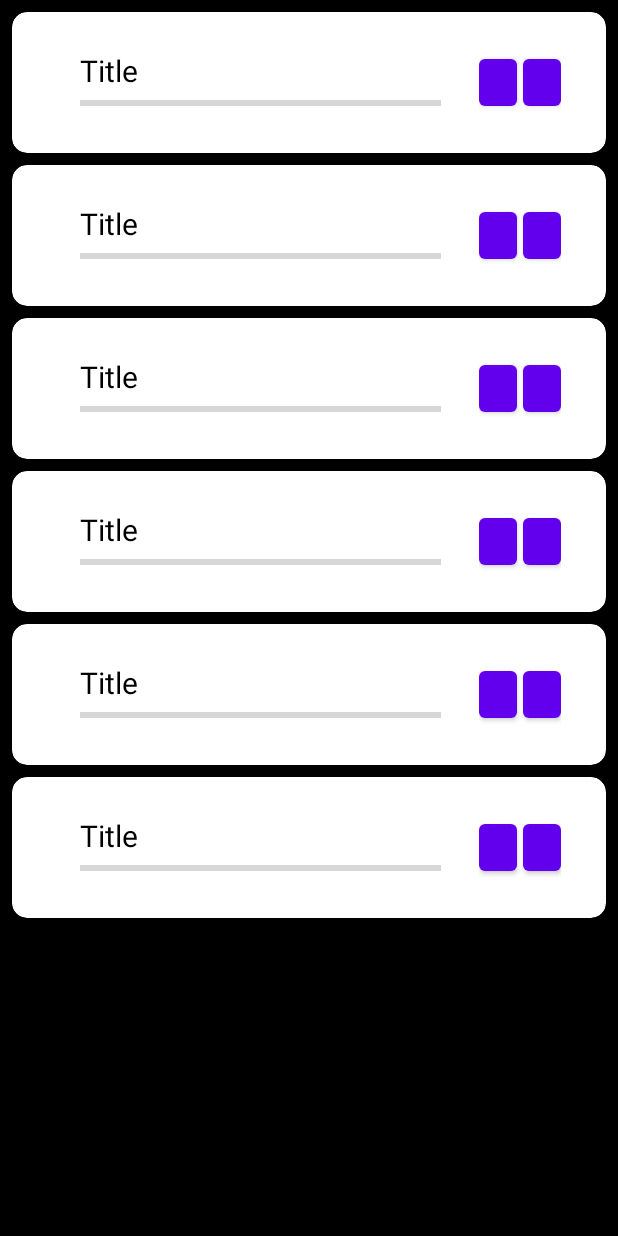
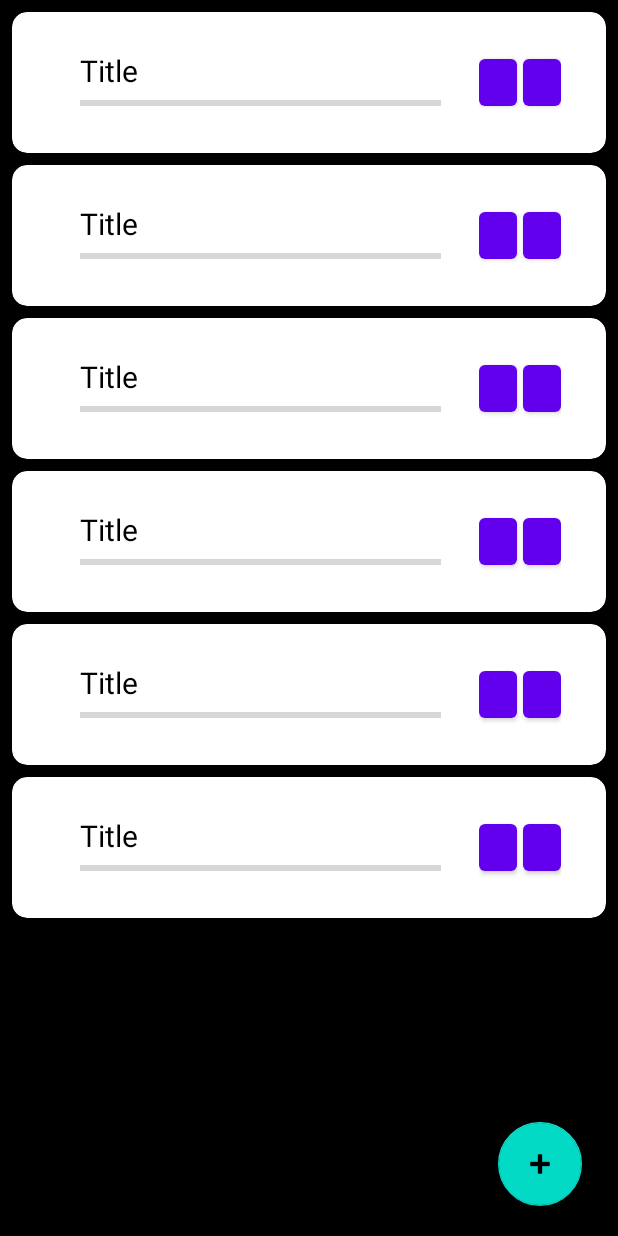
Before and after one commit to Talki21/MySuperList, an Android app: the layout activity_main.xml on its own in the app's theme, with its tools: preview values and no code run, on a phone screen of 412 x 824 dp. Run offline under Robolectric (Android 15) with nearby library versions, the phone set to English and light mode, and no system bars.

Commit message:
add add-new-card-function

```diff
--- a/app/build.gradle
+++ b/app/build.gradle
@@ -43,7 +43,7 @@ dependencies {
     implementation 'androidx.appcompat:appcompat:1.2.0'
     implementation 'com.google.android.material:material:1.3.0'
     implementation 'androidx.constraintlayout:constraintlayout:2.0.4'
-    testImplementation 'junit:junit:4.+'
+    testImplementation 'junit:junit:'
     androidTestImplementation 'androidx.test.ext:junit:1.1.2'
     androidTestImplementation 'androidx.test.espresso:espresso-core:3.3.0'
 }
--- a/app/src/main/java/com/example/mysuperlist/data/item_card.kt
+++ b/app/src/main/java/com/example/mysuperlist/data/item_card.kt
@@ -1,3 +1,3 @@
 package com.example.mysuperlist.data
 
-data class card( var Title:String, var  Progress:Int)
+data class card( var Title:String, var  Progress:Int = 0)
--- a/app/src/main/java/com/example/mysuperlist/frontRecycleAdapter.kt
+++ b/app/src/main/java/com/example/mysuperlist/frontRecycleAdapter.kt
@@ -3,14 +3,17 @@ package com.example.mysuperlist
 import android.view.LayoutInflater
 import android.view.View
 import android.view.ViewGroup
+import android.widget.Adapter
 import android.widget.Toast
 import androidx.appcompat.view.menu.ActionMenuItemView
+import androidx.core.view.get
 import androidx.recyclerview.widget.RecyclerView
 import com.example.mysuperlist.data.card
 import com.example.mysuperlist.databinding.ActivityMainBinding
 import com.example.mysuperlist.databinding.ItemLayoutBinding
+import com.example.mysuperlist.MainActivity
 
-class frontRecycleAdapter(private var cards:List<card>):RecyclerView.Adapter<frontRecycleAdapter.ViewHolder>()
+class frontRecycleAdapter(public var cards:List<card>):RecyclerView.Adapter<frontRecycleAdapter.ViewHolder>()
 {
    class ViewHolder (val binding:ItemLayoutBinding ) : RecyclerView.ViewHolder(binding.root){
        fun bind(card: card) {
@@ -23,6 +26,7 @@ class frontRecycleAdapter(private var cards:List<card>):RecyclerView.Adapter<fro
               println("you clicked on card ${position+1}")
            }
        }
+
    }
 
     override fun onCreateViewHolder(parent: ViewGroup, viewType: Int): ViewHolder {
--- a/app/src/main/res/layout/activity_main.xml
+++ b/app/src/main/res/layout/activity_main.xml
@@ -7,6 +7,18 @@
     android:background="@color/black"
     tools:context=".MainActivity">
 
+
+    <com.google.android.material.floatingactionbutton.FloatingActionButton
+        android:id="@+id/floatingActionButton"
+        android:layout_width="wrap_content"
+        android:layout_height="wrap_content"
+        android:layout_alignParentBottom="true"
+        android:layout_alignEnd="@id/recycle_front"
+        android:layout_margin="20dp"
+        android:clickable="true"
+        app:srcCompat="@android:drawable/ic_input_add"
+        android:contentDescription="@string/add"
+        android:focusable="true" />
 
     <androidx.recyclerview.widget.RecyclerView
         android:id="@+id/recycle_front"
--- a/app/src/main/res/values/strings.xml
+++ b/app/src/main/res/values/strings.xml
@@ -3,4 +3,7 @@
     <string name="textview">TextView</string>
     <string name="title">Title</string>
     <string name="delet">Delet</string>
+    <string name="todo">TODO</string>
+    <string name="add">Add new</string>
+    <string name="save">Save</string>
 </resources>
--- a/build.gradle
+++ b/build.gradle
@@ -5,7 +5,7 @@ buildscript {
         jcenter()
     }
     dependencies {
-        classpath "com.android.tools.build:gradle:7.0.0-alpha04"
+        classpath "com.android.tools.build:gradle:7.0.0-alpha09"
         classpath "org.jetbrains.kotlin:kotlin-gradle-plugin:1.4.30"
 
         // NOTE: Do not place your application dependencies here; they belong
```
Also changed, not shown: app/src/main/AndroidManifest.xml (+7 -0 lines), app/src/main/java/com/example/mysuperlist/AddCardActivity.kt (added, +30 -0 lines), app/src/main/java/com/example/mysuperlist/MainActivity.kt (+11 -8 lines), app/src/main/res/layout/activity_addcard.xml (added, +32 -0 lines), gradle/wrapper/gradle-wrapper.properties.
